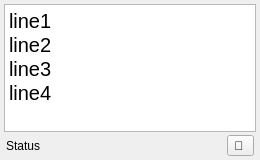
Before: the Qt Designer form src/ui/CaptionDock.ui in 0x01050/google-live-captions-obs-plugin, drawn with Qt 5.
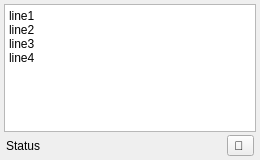
After: the same form once the commit is applied. Icons and pictures are not drawn.

Commit message:
auto adjust CC dock size based on font size
using default font size, can vary depending on theme/sys/etc

The edit to the form file:
```diff
--- a/src/ui/CaptionDock.ui
+++ b/src/ui/CaptionDock.ui
@@ -50,10 +50,8 @@
     </property>
     <item>
      <widget class="QPlainTextEdit" name="captionLinesPlainTextEdit">
-      <property name="font">
-       <font>
-        <pointsize>15</pointsize>
-       </font>
+      <property name="lineWrapMode">
+       <enum>QPlainTextEdit::NoWrap</enum>
       </property>
       <property name="readOnly">
        <bool>true</bool>
```
The commit also changes 1 other file.
